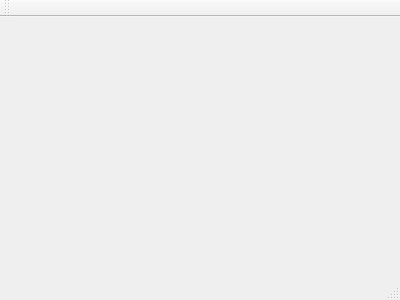
Above: settingwindow.ui from paulm96/QT_TicTacToe before the change. Below: the same form after it.
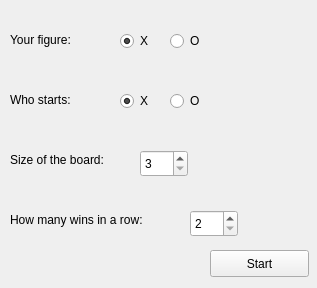
That is the form after the change.

```diff
--- a/settingwindow.ui
+++ b/settingwindow.ui
@@ -1,24 +1,206 @@
 <ui version="4.0">
  <class>settingWindow</class>
- <widget class="QMainWindow" name="settingWindow" >
-  <property name="geometry" >
+ <widget class="QMainWindow" name="settingWindow">
+  <property name="geometry">
    <rect>
     <x>0</x>
     <y>0</y>
-    <width>400</width>
-    <height>300</height>
+    <width>317</width>
+    <height>288</height>
    </rect>
   </property>
   <property name="windowTitle" >
    <string>settingWindow</string>
   </property>
-  <widget class="QMenuBar" name="menuBar" />
-  <widget class="QToolBar" name="mainToolBar" />
-  <widget class="QWidget" name="centralWidget" />
-  <widget class="QStatusBar" name="statusBar" />
+  <widget class="QWidget" name="centralWidget">
+   <property name="autoFillBackground">
+    <bool>true</bool>
+   </property>
+   <property name="styleSheet">
+    <string notr="true"/>
+   </property>
+   <widget class="QLabel" name="your_figure">
+    <property name="geometry">
+     <rect>
+      <x>10</x>
+      <y>10</y>
+      <width>91</width>
+      <height>60</height>
+     </rect>
+    </property>
+    <property name="text">
+     <string>Your figure:</string>
+    </property>
+   </widget>
+   <widget class="QLabel" name="start_figure">
+    <property name="geometry">
+     <rect>
+      <x>10</x>
+      <y>70</y>
+      <width>81</width>
+      <height>60</height>
+     </rect>
+    </property>
+    <property name="text">
+     <string>Who starts:</string>
+    </property>
+   </widget>
+   <widget class="QLabel" name="board_size">
+    <property name="geometry">
+     <rect>
+      <x>10</x>
+      <y>130</y>
+      <width>121</width>
+      <height>60</height>
+     </rect>
+    </property>
+    <property name="text">
+     <string>Size of the board:</string>
+    </property>
+   </widget>
+   <widget class="QLabel" name="winning_number">
+    <property name="geometry">
+     <rect>
+      <x>10</x>
+      <y>190</y>
+      <width>171</width>
+      <height>60</height>
+     </rect>
+    </property>
+    <property name="text">
+     <string>How many wins in a row:</string>
+    </property>
+   </widget>
+   <widget class="QRadioButton" name="your_figure_X">
+    <property name="geometry">
+     <rect>
+      <x>120</x>
+      <y>30</y>
+      <width>41</width>
+      <height>22</height>
+     </rect>
+    </property>
+    <property name="text">
+     <string>X</string>
+    </property>
+    <property name="checked">
+     <bool>true</bool>
+    </property>
+    <property name="autoExclusive">
+     <bool>false</bool>
+    </property>
+    <attribute name="buttonGroup">
+     <string notr="true">buttonGroup_1</string>
+    </attribute>
+   </widget>
+   <widget class="QRadioButton" name="your_figure_O">
+    <property name="geometry">
+     <rect>
+      <x>170</x>
+      <y>30</y>
+      <width>41</width>
+      <height>22</height>
+     </rect>
+    </property>
+    <property name="text">
+     <string>O</string>
+    </property>
+    <property name="autoExclusive">
+     <bool>false</bool>
+    </property>
+    <attribute name="buttonGroup">
+     <string notr="true">buttonGroup_1</string>
+    </attribute>
+   </widget>
+   <widget class="QRadioButton" name="start_figure_O">
+    <property name="geometry">
+     <rect>
+      <x>170</x>
+      <y>90</y>
+      <width>41</width>
+      <height>22</height>
+     </rect>
+    </property>
+    <property name="text">
+     <string>O</string>
+    </property>
+    <property name="autoExclusive">
+     <bool>false</bool>
+    </property>
+    <attribute name="buttonGroup">
+     <string notr="true">buttonGroup_2</string>
+    </attribute>
+   </widget>
+   <widget class="QRadioButton" name="start_figure_X">
+    <property name="geometry">
+     <rect>
+      <x>120</x>
+      <y>90</y>
+      <width>41</width>
+      <height>22</height>
+     </rect>
+    </property>
+    <property name="text">
+     <string>X</string>
+    </property>
+    <property name="checked">
+     <bool>true</bool>
+    </property>
+    <property name="autoExclusive">
+     <bool>false</bool>
+    </property>
+    <attribute name="buttonGroup">
+     <string notr="true">buttonGroup_2</string>
+    </attribute>
+   </widget>
+   <widget class="QSpinBox" name="spinBox_size">
+    <property name="geometry">
+     <rect>
+      <x>140</x>
+      <y>150</y>
+      <width>48</width>
+      <height>27</height>
+     </rect>
+    </property>
+    <property name="minimum">
+     <number>3</number>
+    </property>
+    <property name="maximum">
+     <number>5</number>
+    </property>
+   </widget>
+   <widget class="QSpinBox" name="spinBox_win">
+    <property name="geometry">
+     <rect>
+      <x>190</x>
+      <y>210</y>
+      <width>48</width>
+      <height>27</height>
+     </rect>
+    </property>
+    <property name="minimum">
+     <number>2</number>
+    </property>
+    <property name="maximum">
+     <number>5</number>
+    </property>
+   </widget>
+   <widget class="QPushButton" name="start_button">
+    <property name="geometry">
+     <rect>
+      <x>210</x>
+      <y>250</y>
+      <width>99</width>
+      <height>27</height>
+     </rect>
+    </property>
+    <property name="text">
+     <string>Start</string>
+    </property>
+   </widget>
+  </widget>
  </widget>
- <layoutDefault spacing="6" margin="11" />
- <pixmapfunction></pixmapfunction>
+ <layoutdefault spacing="6" margin="11"/>
  <resources/>
  <connections/>
 </ui>
```
Left out of the diff: 7 changed lines with no effect on the pictures.
